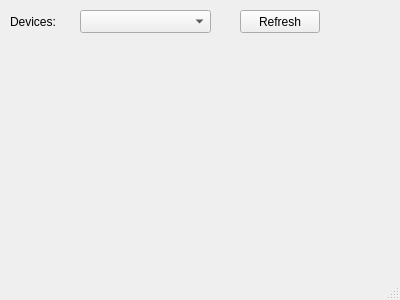
This is bluelock/bluelockmain.ui in tclass/bluelock as Qt 5 draws it before an edit. The edited form follows.
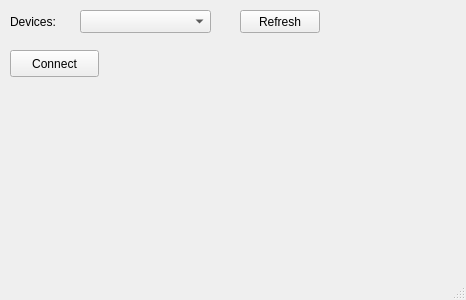
This is the edited form.

Commit message: added service discovery and connect button

Patch:
```diff
--- a/bluelock/bluelockmain.ui
+++ b/bluelock/bluelockmain.ui
@@ -6,7 +6,7 @@
    <rect>
     <x>0</x>
     <y>0</y>
-    <width>400</width>
+    <width>466</width>
     <height>300</height>
    </rect>
   </property>
@@ -50,6 +50,19 @@
      <string>Refresh</string>
     </property>
    </widget>
+   <widget class="QPushButton" name="deviceConnectButton">
+    <property name="geometry">
+     <rect>
+      <x>10</x>
+      <y>50</y>
+      <width>89</width>
+      <height>27</height>
+     </rect>
+    </property>
+    <property name="text">
+     <string>Connect</string>
+    </property>
+   </widget>
   </widget>
   <widget class="QMenuBar" name="menuBar">
    <property name="geometry">
```
Left out of the diff: 4 changed lines with no effect on the pictures. The commit also changes 11 other files.
